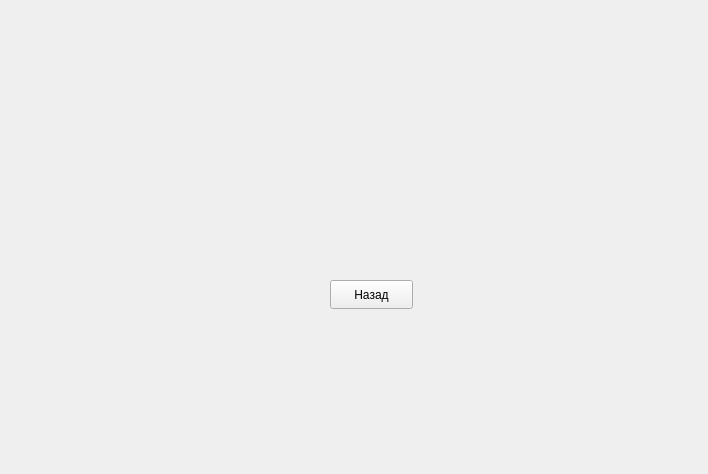
Qt form project/kursovaya/user.ui (EXpecky/kursach) before a commit.
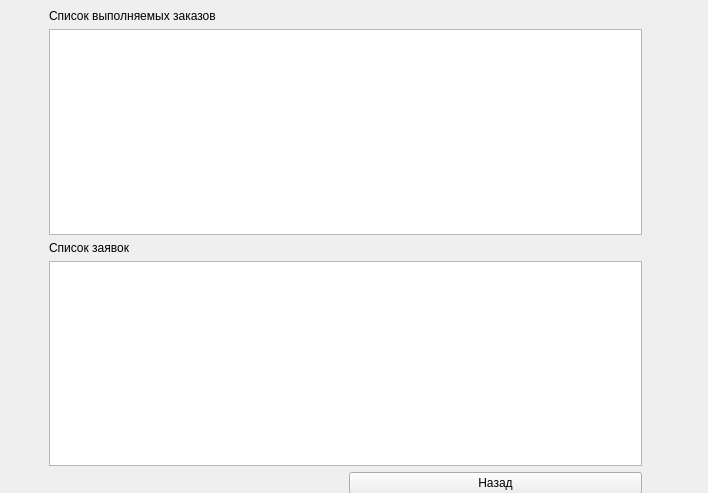
The same form after that commit. The open tabs and pages were chosen to show the change.

Patch:
```diff
--- a/project/kursovaya/user.ui
+++ b/project/kursovaya/user.ui
@@ -7,7 +7,7 @@
     <x>0</x>
     <y>0</y>
     <width>708</width>
-    <height>474</height>
+    <height>493</height>
    </rect>
   </property>
   <property name="windowTitle">
@@ -16,10 +16,10 @@
   <widget class="QStackedWidget" name="stackedWidget">
    <property name="geometry">
     <rect>
-     <x>-10</x>
-     <y>-10</y>
-     <width>711</width>
-     <height>471</height>
+     <x>40</x>
+     <y>0</y>
+     <width>611</width>
+     <height>503</height>
     </rect>
    </property>
    <property name="currentIndex">
@@ -294,19 +294,35 @@
     </widget>
    </widget>
    <widget class="QWidget" name="listOrder_page">
+    <layout class="QGridLayout" name="gridLayout">
+     <item row="0" column="0">
+      <widget class="QLabel" name="label">
+       <property name="text">
+        <string>Cписок выполняемых заказов</string>
+       </property>
+      </widget>
+     </item>
+     <item row="1" column="0" colspan="2">
+      <widget class="QTableView" name="tableView"/>
+     </item>
+     <item row="2" column="0" colspan="2">
+      <widget class="QLabel" name="label_2">
+       <property name="text">
+        <string>Cписок заявок</string>
+       </property>
+      </widget>
+     </item>
+     <item row="3" column="0" colspan="2">
+      <widget class="QTableView" name="tableView_2"/>
+     </item>
+     <item row="4" column="1">
     <widget class="QPushButton" name="back_button_2">
-     <property name="geometry">
-      <rect>
-       <x>340</x>
-       <y>290</y>
-       <width>83</width>
-       <height>29</height>
-      </rect>
-     </property>
      <property name="text">
       <string>Назад</string>
      </property>
     </widget>
+     </item>
+    </layout>
    </widget>
   </widget>
  </widget>
```
Left out of the diff: 93 changed lines with no effect on the pictures. Lines whose indentation alone changed are shown as unchanged.
